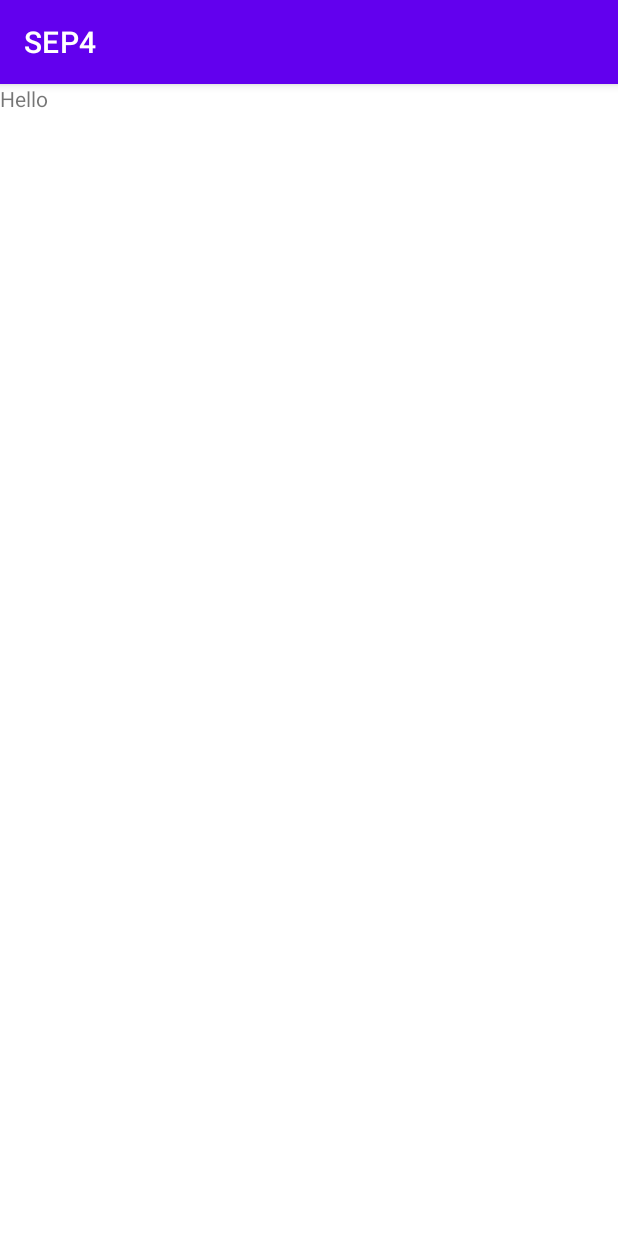
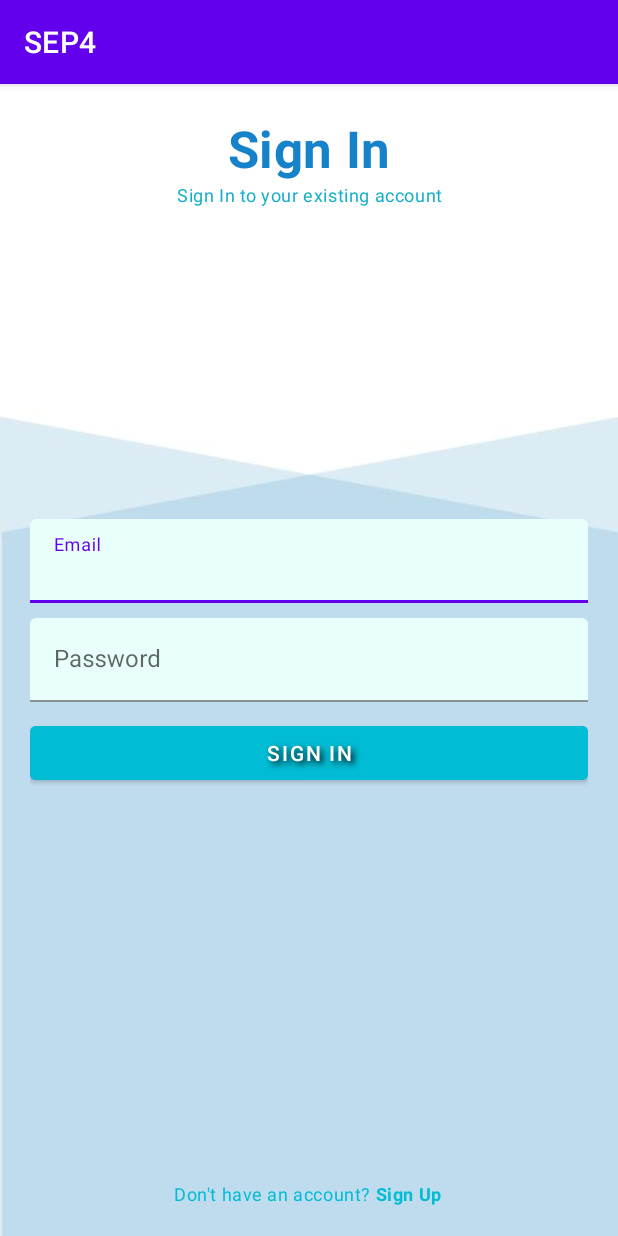
Before and after one commit to SEP-VIA-GROUP5/Art_Preservation_Embedded_SEP4, an Android app: the fragment LogInFragment shown on its own in the app's theme, on a phone screen of 412 x 824 dp. Run offline under Robolectric (Android 15) with nearby library versions, the phone set to English and light mode, and no system bars; our stand-ins replace Firebase (no records; nobody signed in at launch, a user with empty details on screens opened directly).

Commit message:
change the nav map, strings for the new two fragments,

```diff
--- a/Android Tier/app/src/main/AndroidManifest.xml
+++ b/Android Tier/app/src/main/AndroidManifest.xml
@@ -13,6 +13,7 @@
         <activity
             android:name=".MainActivity"
             android:exported="true"
+            android:windowSoftInputMode="stateAlwaysHidden|adjustResize"
             android:theme="@style/Theme.SEP4.NoActionBar">
             <intent-filter>
                 <action android:name="android.intent.action.MAIN" />
--- a/Android Tier/app/src/main/java/com/via/sep4/view/LogInFragment.java
+++ b/Android Tier/app/src/main/java/com/via/sep4/view/LogInFragment.java
@@ -26,7 +26,7 @@ public class LogInFragment extends Fragment {
     @Override
     public View onCreateView(@NonNull LayoutInflater inflater, @Nullable ViewGroup container,
                              @Nullable Bundle savedInstanceState) {
-        return inflater.inflate(R.layout.log_in_fragment, container, false);
+        return inflater.inflate(R.layout.activity_signin, container, false);
     }
 
     @Override
--- a/Android Tier/app/src/main/res/layout/fragment_home.xml
+++ b/Android Tier/app/src/main/res/layout/fragment_home.xml
@@ -5,4 +5,9 @@
     android:layout_height="match_parent"
     tools:context=".view.HomeFragment">
 
+    <Button
+        android:id="@+id/button"
+        android:layout_width="wrap_content"
+        android:layout_height="wrap_content"
+        android:text="Button" />
 </FrameLayout>
--- a/Android Tier/app/src/main/res/layout/log_in_fragment.xml
+++ /dev/null
@@ -1,13 +0,0 @@
-<?xml version="1.0" encoding="utf-8"?>
-<FrameLayout xmlns:android="http://schemas.android.com/apk/res/android"
-    xmlns:tools="http://schemas.android.com/tools"
-    android:layout_width="match_parent"
-    android:layout_height="match_parent"
-    tools:context=".view.LogInFragment">
-
-    <TextView
-        android:layout_width="match_parent"
-        android:layout_height="match_parent"
-        android:text="Hello" />
-
-</FrameLayout>
--- a/Android Tier/app/src/main/res/values/strings.xml
+++ b/Android Tier/app/src/main/res/values/strings.xml
@@ -11,6 +11,11 @@
 
     <string name="side_header_username">Username</string>
     <string name="side_header_email">Email</string>
+
+    <!-- for nav map label -->
+    <string name="navMap_home">Home</string>
+    <string name="navMap_register">SignUp</string>
+    <string name="navMap_signIn">SignIn</string>
     <!--Make bold-->
     <string name="don_t_have_an_account_sign_up">Don\'t have an account? <b>Sign Up</b> </string>
     <string name="already_have_an_account_sign_in">Already have an account? <b>Sign in</b> </string>
```
Also changed, not shown: Android Tier/app/src/main/java/com/via/sep4/view/HomeFragment.java (+12 -38 lines), Android Tier/app/src/main/java/com/via/sep4/view/RegisterFragment.java (+29 -0 lines), Android Tier/app/src/main/res/layout/register_fragment.xml (deleted, +0 -13 lines), Android Tier/app/src/main/res/navigation/side_nav_map.xml (+27 -2 lines).
